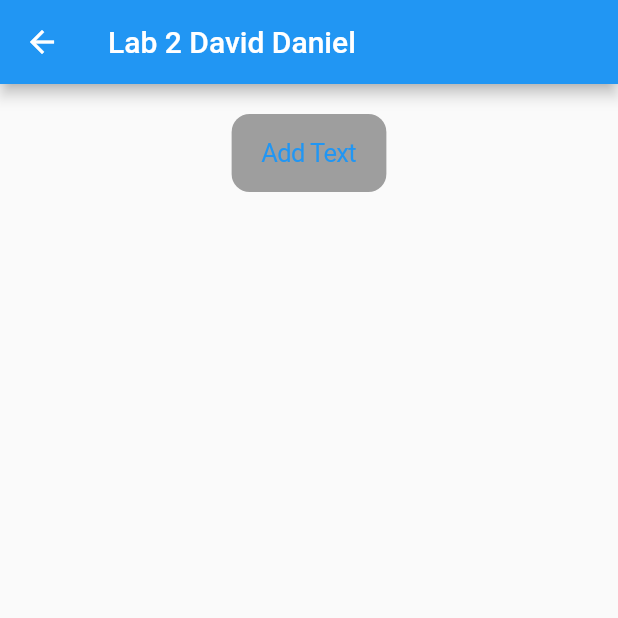
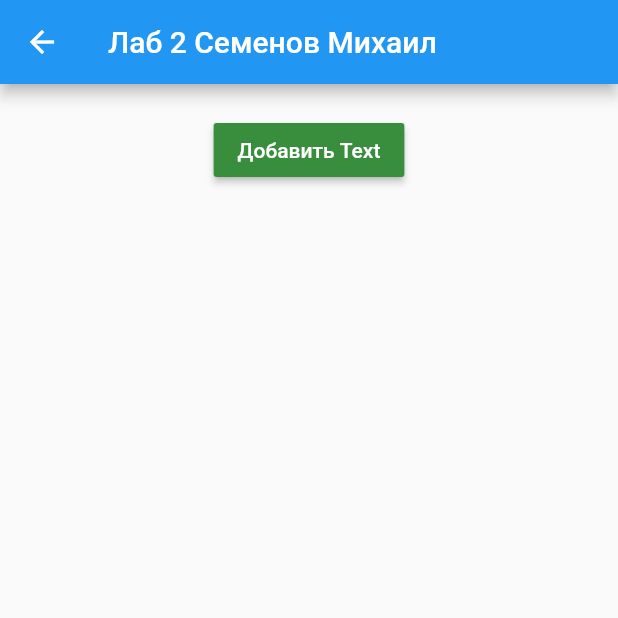
Before and after one commit to dayveedaniel/school_labs, a Flutter app: the Lab2 screen opened directly, on a phone screen of 412 x 824 dp, the top half of it. Run offline on Flutter 3.47's test engine with Material 2 defaults, Android fonts, the phone set to English and light mode, and no system bars.

Commit message:
lab2 refactored

```diff
--- a/lib/labs/lab2.dart
+++ b/lib/labs/lab2.dart
@@ -1,10 +1,9 @@
 import 'dart:math';
 
-import 'package:flutter/cupertino.dart';
 import 'package:flutter/material.dart';
 
 class Lab2 extends StatefulWidget {
-  Lab2({super.key});
+  const Lab2({super.key});
 
   @override
   State<Lab2> createState() => _Lab2State();
@@ -13,35 +12,36 @@ class Lab2 extends StatefulWidget {
 class _Lab2State extends State<Lab2> {
   final Random _random = Random();
 
-  final listRandomItems = <int>[];
+  final randoms = <int>[];
 
   @override
   Widget build(BuildContext context) {
     return Scaffold(
-      appBar: AppBar(
-        title: Text('Lab 2 David Daniel'),
-      ),
+      appBar: AppBar(title: const Text('Лаб 2 Семенов Михаил')),
       body: SingleChildScrollView(
         child: Column(
           children: [
-            SizedBox(height: 20),
+            const SizedBox(height: 20),
             Center(
-              child: CupertinoButton(
-                child: Text('Add Text'),
-                color: Colors.grey,
+              child: MaterialButton(
+                color: Colors.green[700],
                 onPressed: () {
-                  listRandomItems.add(_random.nextInt(1000));
+                  randoms.add(_random.nextInt(10000));
                   setState(() {});
                 },
+                child: const Text(
+                  'Добавить Text',
+                  style: TextStyle(color: Colors.white),
+                ),
               ),
             ),
             const SizedBox(height: 20),
-            ...listRandomItems.map(
+            ...randoms.map(
               (e) => Padding(
                 padding: const EdgeInsets.all(16.0),
                 child: Text(
-                  'New Random Number $e',
-                  style: TextStyle(fontSize: 16),
+                  'Число $e',
+                  style: const TextStyle(fontSize: 16),
                 ),
               ),
             )
```
